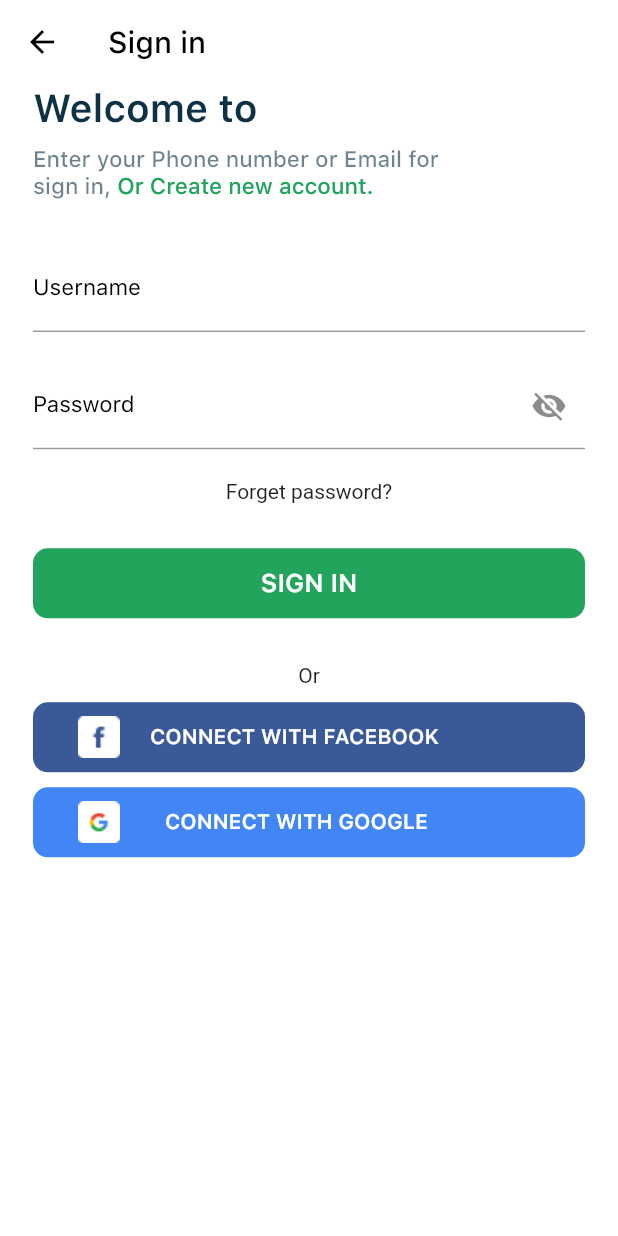
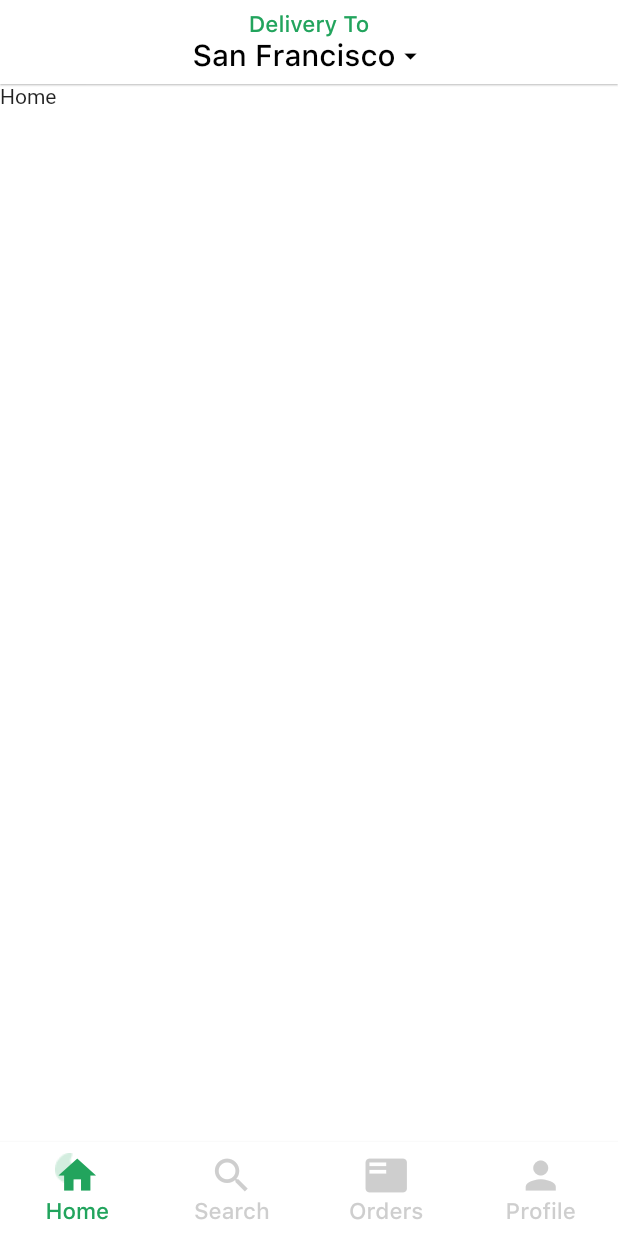
Before and after one commit to thelinh0302/Flutter_structure, a Flutter app: the SignIn screen opened by its route, after a tap on "SIGN IN", on a phone screen of 412 x 824 dp. Run offline on Flutter 3.47's test engine with Material 2 defaults, Android fonts, the phone set to English and light mode, and no system bars; missing offline and left inert: dart:ffi; project files that could hold a hidden picture were left out.

Commit message:
complete add navigator bottom

```diff
--- a/lib/routes.dart
+++ b/lib/routes.dart
@@ -1,9 +1,12 @@
 import 'package:flutter/widgets.dart';
 import 'package:structure/views/forgot_password/forgot_password.dart';
+import 'package:structure/views/home/home_screen.dart';
 import 'package:structure/views/introducePage/introduce_page.dart';
 import 'package:structure/views/otp/otp.dart';
 import 'package:structure/views/register/register.dart';
 import 'package:structure/views/sign_in/sign_in.dart';
+
+import 'views/home/main.dart';
 
 //we use name route
 //All our routes will be available here
@@ -13,4 +16,5 @@ final Map<String, WidgetBuilder> routes = {
   ForgotPassword.routeName:(context) => const ForgotPassword(),
   Register.routeName:(context) => const Register(),
   OTP.routeName:(context) => const OTP(),
+  MainScreen.routeName:(context)=>  MainScreen()
 };
--- /dev/null
+++ b/lib/views/home/home_screen.dart
@@ -0,0 +1,19 @@
+import 'package:flutter/material.dart';
+import 'package:flutter/src/foundation/key.dart';
+import 'package:flutter/src/widgets/framework.dart';
+
+class HomeScreen extends StatefulWidget {
+  const HomeScreen({Key? key}) : super(key: key);
+
+  @override
+  State<HomeScreen> createState() => _HomeScreenState();
+}
+
+class _HomeScreenState extends State<HomeScreen> {
+  @override
+  Widget build(BuildContext context) {
+    return Container(
+      child: Text('Home'),
+    );
+  }
+}
--- /dev/null
+++ b/lib/views/home/main.dart
@@ -0,0 +1,125 @@
+import 'package:flutter/material.dart';
+import 'package:flutter/widgets.dart';
+import 'package:structure/resource/colors_data.dart';
+import 'package:structure/resource/text_type.dart';
+import 'package:structure/views/home/home_screen.dart';
+import 'package:structure/views/home/search_screen.dart';
+
+class MainScreen extends StatefulWidget {
+  @override
+  static String routeName = '/home';
+
+  MainScreen({Key? key}) : super(key: key);
+
+  @override
+  State<MainScreen> createState() => _MainScreenState();
+}
+
+class _MainScreenState extends State<MainScreen> {
+  List pages = [HomeScreen(), SearchScreen()];
+
+  int currentIndex = 0;
+
+  void onTap(int index) {
+    setState(() {
+      currentIndex = index;
+    });
+  }
+
+  Widget build(BuildContext context) {
+    return Scaffold(
+      appBar: AppBar(
+          automaticallyImplyLeading: false,
+          elevation: 0.5,
+          title: Column(
+            children: [
+              Text('Delivery To', style: TextsStyle.subTitleLink),
+              Row(
+                mainAxisAlignment: MainAxisAlignment.center,
+                children: [
+                  Text('San Francisco', style: TextsStyle.titleAppBar),
+                  const Icon(
+                    Icons.arrow_drop_down,
+                    size: 20,
+                  ),
+                ],
+              )
+            ],
+          )),
+      body: pages[currentIndex],
+      bottomNavigationBar: BottomNavigationBar(
+        unselectedFontSize: 0,
+        selectedFontSize: 0,
+        // type: BottomNavigationBarType.fixed,
+        onTap: onTap,
+        currentIndex: currentIndex,
+        backgroundColor: ColorsData.appBarBackground,
+        selectedItemColor: ColorsData.secondary,
+        unselectedItemColor: Colors.grey.withOpacity(0.5),
+        type: BottomNavigationBarType.fixed,
+        selectedLabelStyle: TextsStyle.subTitle,
+        unselectedLabelStyle: TextsStyle.subTitle,
+        showUnselectedLabels: true,
+        elevation: 1,
+        items: [
+          BottomNavigationBarItem(
+              icon: currentIndex == 0
+                  ? Stack(children: [
+                      Image.asset("assets/images/Active.png"),
+                      const Icon(
+                        Icons.home,
+                        size: 30,
+                      )
+                    ])
+                  : const Icon(
+                      Icons.home,
+                      size: 30,
+                    ),
+              label: 'Home'),
+          BottomNavigationBarItem(
+              icon: currentIndex == 1
+                  ? Stack(children: [
+                      Image.asset("assets/images/Active.png"),
+                      const Icon(
+                        Icons.search,
+                        size: 30,
+                      )
+                    ])
+                  : const Icon(
+                      Icons.search,
+                      size: 30,
+                    ),
+              label: 'Search'),
+          BottomNavigationBarItem(
+              icon: currentIndex == 2
+                  ? Stack(children: [
+                      Image.asset("assets/images/Active.png"),
+                      const Icon(
+                        Icons.featured_play_list,
+                        size: 30,
+                      )
+                    ])
+                  : const Icon(
+                      Icons.featured_play_list,
+                      size: 30,
+                    ),
+              label: 'Orders'),
+          BottomNavigationBarItem(
+              icon: currentIndex == 3
+                  ? Stack(children: [
+                      Image.asset("assets/images/Active.png"),
+                      const Icon(
+                        Icons.person,
+                        size: 30,
+                      )
+                    ])
+                  : const Icon(
+                      Icons.person,
+                      size: 30,
+                    ),
+              label: 'Profile'),
+        ],
+      ),
+    );
+  }
+}
--- /dev/null
+++ b/lib/views/home/search_screen.dart
@@ -0,0 +1,19 @@
+import 'package:flutter/material.dart';
+import 'package:flutter/src/foundation/key.dart';
+import 'package:flutter/src/widgets/framework.dart';
+
+class SearchScreen extends StatefulWidget {
+  const SearchScreen({Key? key}) : super(key: key);
+
+  @override
+  State<SearchScreen> createState() => _SearchScreenState();
+}
+
+class _SearchScreenState extends State<SearchScreen> {
+  @override
+  Widget build(BuildContext context) {
+    return Container(
+      child: Text('Search'),
+    );
+  }
+}
--- a/lib/views/sign_in/components/sign_in_form.dart
+++ b/lib/views/sign_in/components/sign_in_form.dart
@@ -59,7 +59,9 @@ class _SignInFormState extends State<SignInForm> {
           height: 20,
         ),
         InkWell(
-            onTap: (() =>  Navigator.pushNamed(context, ForgotPassword.routeName)), child: Text('Forget password?')),
+            onTap: (() =>
+                Navigator.pushNamed(context, ForgotPassword.routeName)),
+            child: Text('Forget password?')),
         const SizedBox(height: 30),
         SizedBox(
             width: double.infinity,
@@ -70,6 +72,7 @@ class _SignInFormState extends State<SignInForm> {
                   final value2 = controller2.text;
                   print(value1);
                   print(value2);
+                  Navigator.pushNamed(context, '/home');
                 },
                 child: ButtonResponsive(
                   text: 'SIGN IN',
```
Also changed, not shown: assets/images/Active.png (added).
